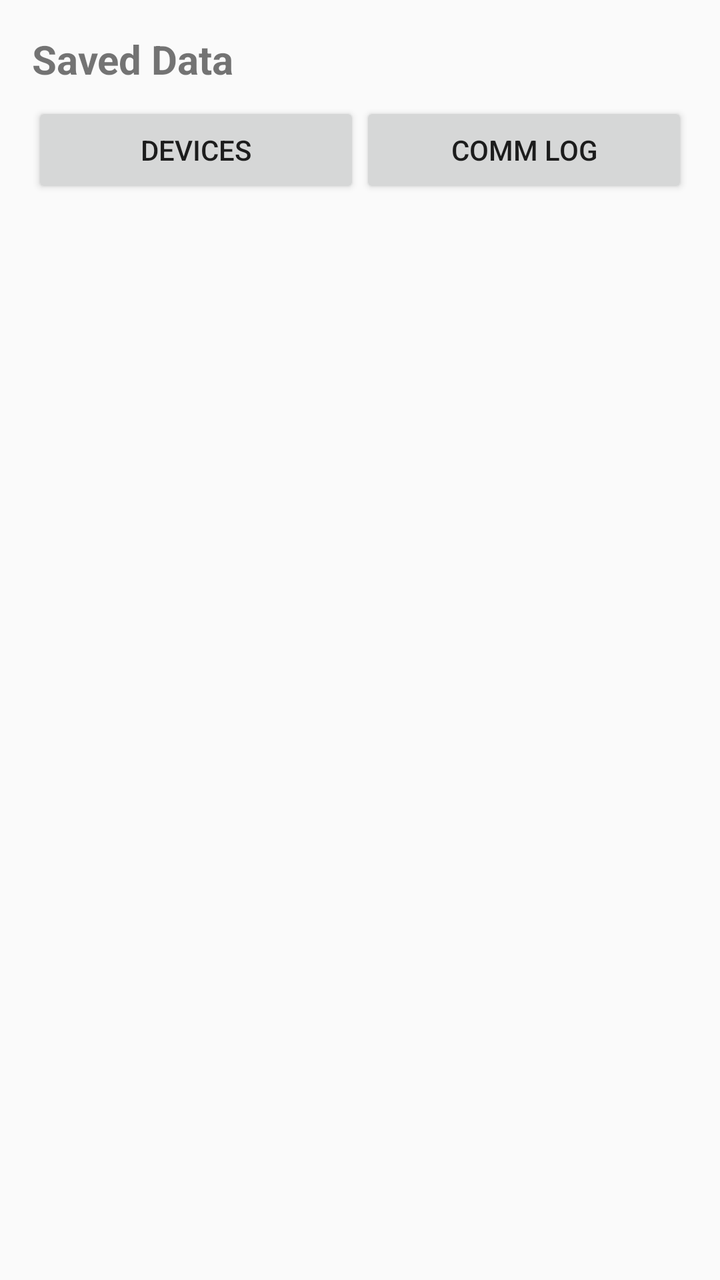
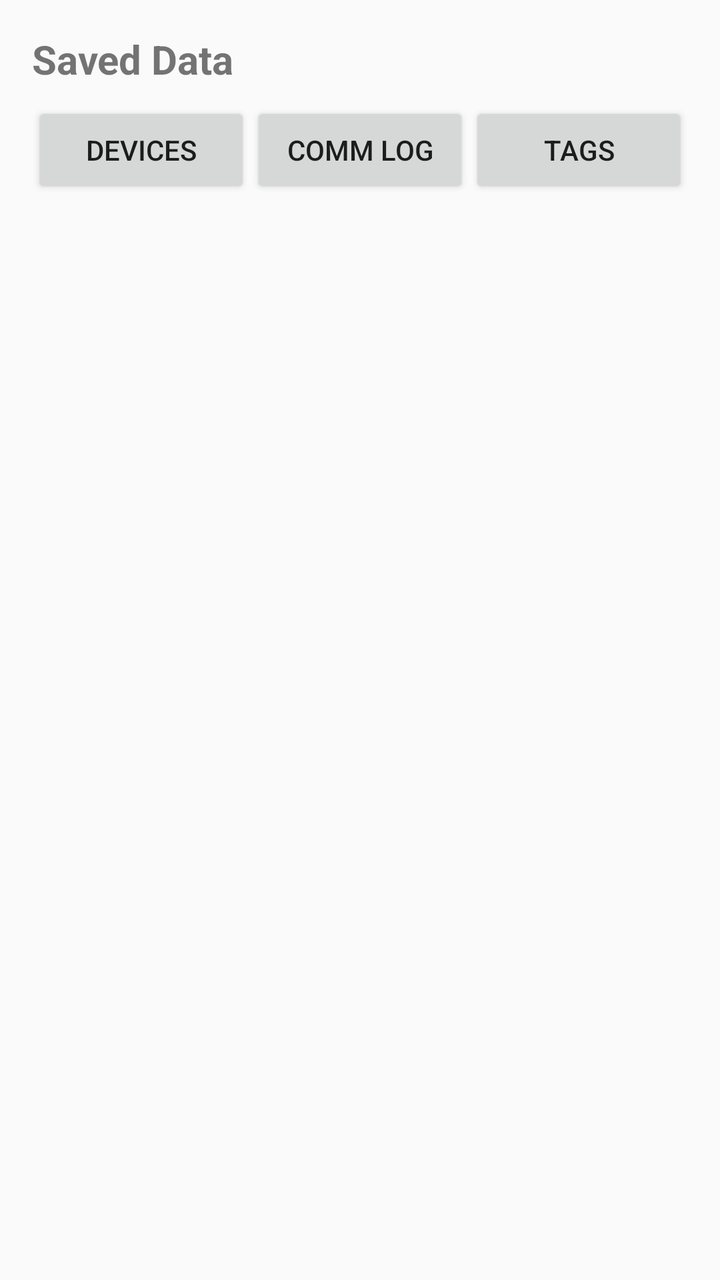

Screens rendered from an Android XML layout before and after an edit, with the pre-edit source and the edit as a unified diff.
<!-- AndroidManifest.xml: application theme Theme.AppCompat.Light.DarkActionBar -->
<!-- res/layout/activity_data.xml -->
<?xml version="1.0" encoding="utf-8"?>
<LinearLayout xmlns:android="http://schemas.android.com/apk/res/android"
    android:layout_width="match_parent"
    android:layout_height="match_parent"
    android:orientation="vertical"
    android:padding="16dp">

    <TextView
        android:id="@+id/tvTitle"
        android:layout_width="wrap_content"
        android:layout_height="wrap_content"
        android:text="Saved Data"
        android:textSize="20sp"
        android:textStyle="bold" />

    <LinearLayout
        android:layout_width="match_parent"
        android:layout_height="wrap_content"
        android:layout_marginTop="8dp"
        android:orientation="horizontal">

        <Button
            android:id="@+id/btnDevices"
            android:layout_width="0dp"
            android:layout_height="wrap_content"
            android:layout_weight="1"
            android:text="Devices" />

        <Button
            android:id="@+id/btnLog"
            android:layout_width="0dp"
            android:layout_height="wrap_content"
            android:layout_weight="1"
            android:text="Comm Log" />
    </LinearLayout>

    <ListView
        android:id="@+id/listData"
        android:layout_width="match_parent"
        android:layout_height="match_parent"
        android:layout_marginTop="8dp" />
</LinearLayout>
<!-- resources referenced by this layout -->
<resources>

</resources>

<!-- the commit's change to res/layout/activity_data.xml (unified diff, before → after) -->
@@ -32,6 +32,13 @@
             android:layout_height="wrap_content"
             android:layout_weight="1"
             android:text="Comm Log" />
+
+        <Button
+            android:id="@+id/btnTags"
+            android:layout_width="0dp"
+            android:layout_height="wrap_content"
+            android:layout_weight="1"
+            android:text="Tags" />
     </LinearLayout>
 
     <ListView
